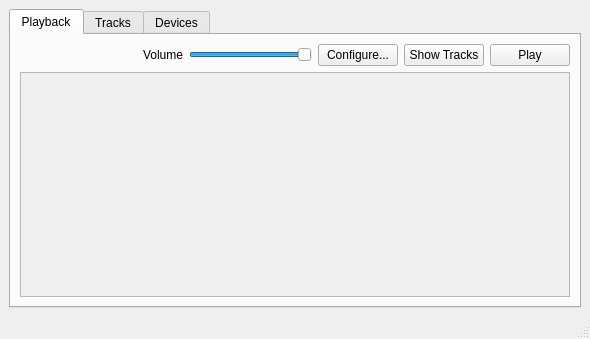
The window that src/nata-beats-gui/mainwindow.ui (adamtnash/komrade-karaoke) describes before a commit, drawn with Qt 5.
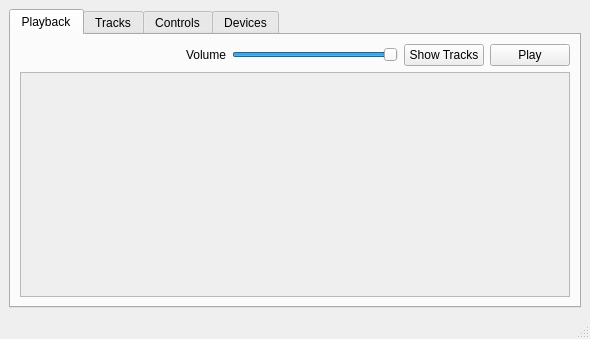
The same window after the commit.

```diff
--- a/src/nata-beats-gui/mainwindow.ui
+++ b/src/nata-beats-gui/mainwindow.ui
@@ -60,13 +60,6 @@
             </property>
            </widget>
           </item>
-          <item>
-           <widget class="QPushButton" name="pb_configurePlayback">
-            <property name="text">
-             <string>Configure...</string>
-            </property>
-           </widget>
-          </item>
           <item>
            <widget class="QPushButton" name="pb_showTracks">
             <property name="text">
@@ -151,6 +144,12 @@
         </item>
        </layout>
       </widget>
+      <widget class="QWidget" name="tab_controls">
+       <attribute name="title">
+        <string>Controls</string>
+       </attribute>
+       <layout class="QVBoxLayout" name="verticalLayout_6"/>
+      </widget>
       <widget class="QWidget" name="tab_devices">
        <attribute name="title">
         <string>Devices</string>
```
Left out of the diff: 4 changed lines with no effect on the pictures.
